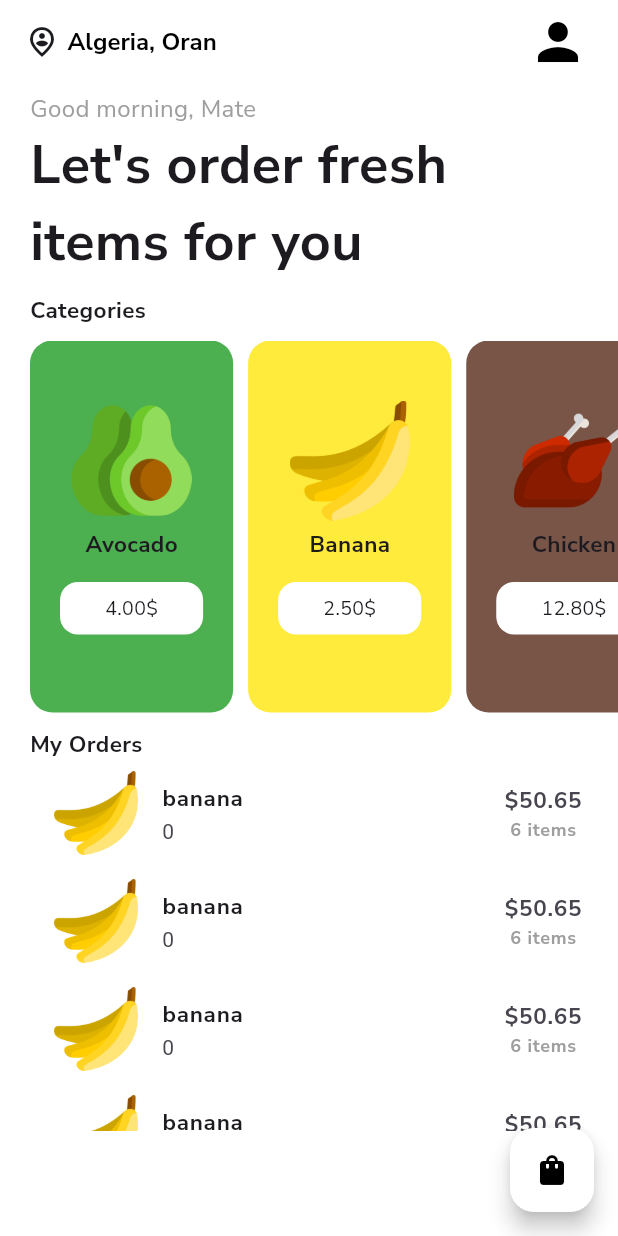
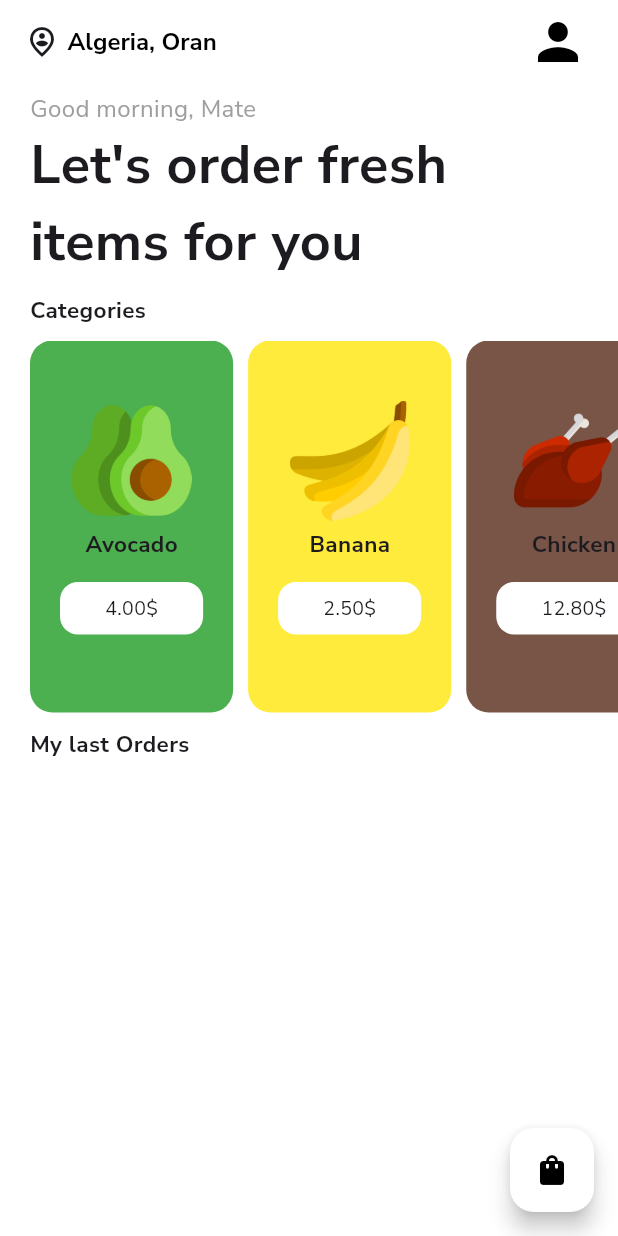
Before and after one commit to dine-issam/Grocery-Shop-App, a Flutter app: the screen it shows after launch, after a tap on "Get Started", on a phone screen of 412 x 824 dp. Run offline on Flutter 3.47's test engine with Material 3 defaults, Android fonts, the phone set to English and light mode, and no system bars; our stand-ins replace google_fonts.

Commit message:
Complete project

```diff
--- a/lib/model/cart_model.dart
+++ b/lib/model/cart_model.dart
@@ -10,8 +10,8 @@ class CartModel extends ChangeNotifier {
     ["Water", "1.00", "assets/images/water.png", Colors.blue],
   ];
 
-  List<Map<String, dynamic>> _cartItems = [];
-  List<Map<String, dynamic>> _historyCartItems = [];
+  final List<Map<String, dynamic>> _cartItems = [];
+  final List<Map<String, dynamic>> _historyCartItems = [];
 
   get shopItems => _shopItems;
   get cartItems => _cartItems;
@@ -54,6 +54,9 @@ class CartModel extends ChangeNotifier {
 
   // Method to move cartItems to history and clear cart
   void completePurchase() {
+    if(_historyCartItems.isNotEmpty){
+      _historyCartItems.clear();
+    }
     // Move all current cart items to history
     _historyCartItems.addAll(List.from(_cartItems));
     // Clear the cart
--- a/lib/pages/cart_page.dart
+++ b/lib/pages/cart_page.dart
@@ -1,5 +1,4 @@
 import 'package:flutter/material.dart';
-import 'package:flutter/widgets.dart';
 import 'package:google_fonts/google_fonts.dart';
 import 'package:grocery_shop_app_mitchkoko/model/cart_model.dart';
 import 'package:grocery_shop_app_mitchkoko/pages/home_page.dart';
@@ -23,7 +22,7 @@ class CartPage extends StatelessWidget {
                 GestureDetector(
                   onTap: () {
                     Navigator.push(context,
-                        MaterialPageRoute(builder: (context) => HomePage()));
+                        MaterialPageRoute(builder: (context) => const HomePage()));
                   },
                   child: Container(
                     padding: const EdgeInsets.all(20),
--- a/lib/pages/home_page.dart
+++ b/lib/pages/home_page.dart
@@ -8,10 +8,17 @@ import 'package:grocery_shop_app_mitchkoko/utils/my_cart_ui.dart';
 import 'package:grocery_shop_app_mitchkoko/utils/my_list_tile.dart';
 import 'package:provider/provider.dart';
 
-class HomePage extends StatelessWidget {
-  HomePage({super.key});
+class HomePage extends StatefulWidget {
+  const HomePage({super.key});
+
+  @override
+  State<HomePage> createState() => _HomePageState();
+}
+
+class _HomePageState extends State<HomePage> {
   // Create an instance of CartModel
   CartModel cartModel = CartModel();
+
   @override
   Widget build(BuildContext context) {
     return Scaffold(
@@ -22,7 +29,7 @@ class HomePage extends StatelessWidget {
             context,
             MaterialPageRoute(
               builder: (context) {
-                return CartPage();
+                return const CartPage();
               },
             ),
           ),
@@ -119,39 +126,50 @@ class HomePage extends StatelessWidget {
                 height: 10,
               ),
               Text(
-                "My Orders",
+                "My last Orders",
                 style: GoogleFonts.nunitoSans(
                     fontSize: 15, fontWeight: FontWeight.bold),
               ),
-              Expanded(
+           Selector<CartModel, List>(
+            selector: (context, cartModel) => cartModel.historyCartItems,
+            builder: (context, cartItems, child) {
+              return Expanded(
                 child: ListView.builder(
-                itemCount: 20,
+                  itemCount: cartItems.length,
                   scrollDirection: Axis.vertical,
                   itemBuilder: (context, index) {
                     return MyListTile(
-                    itemImage: "assets/images/banana.png",
-                    itemName: 'banana',
-                    subtitle: Text('0'),
-                    trailing: Column(
-                      mainAxisAlignment: MainAxisAlignment.center,
-                      children: [
-                        Text(
-                          "\$50.65",
+                      itemImage: cartItems[index]['item'][2],
+                      itemName: cartItems[index]['item'][0],
+                      subtitle: Text('22 dec, 2024',style: GoogleFonts.nunitoSans(
+                                color: Colors.grey,
+                                fontSize: 13,
+                                fontWeight: FontWeight.bold),),
+                      trailing: RichText(
+                        text: TextSpan(
+                            text:
+                                '\$${(double.parse(cartItems[index]['item'][1]) * cartItems[index]['quantity']).toStringAsFixed(2)}\n',
                             style: GoogleFonts.nunitoSans(
-                              fontSize: 15, fontWeight: FontWeight.bold),
-                        ),
-                        Text(
-                          "6 items",
+                                color: Colors.black,
+                                fontSize: 16,
+                                fontWeight: FontWeight.w800),
+                            children: <TextSpan>[
+                              TextSpan(
+                                text:
+                                    '${cartItems[index]['quantity']} items',
                                 style: GoogleFonts.nunitoSans(
                                     color: Colors.grey,
                                     fontSize: 12,
                                     fontWeight: FontWeight.bold),
-                        ),
-                      ],
+                              )
+                            ]),
                       ),
                     );
                   },
-              )),
+                ),
+              );
+            },
+          ),
               const SizedBox(
                 height: 70,
               )
--- a/lib/pages/intro_page.dart
+++ b/lib/pages/intro_page.dart
@@ -45,7 +45,7 @@ class IntroPage extends StatelessWidget {
             GestureDetector(
               onTap: () {
                 Navigator.push(context,
-                    MaterialPageRoute(builder: (context) =>  HomePage()));
+                    MaterialPageRoute(builder: (context) =>  const HomePage()));
               },
               child: Container(
                 padding:
```
Lines whose indentation alone changed are shown as unchanged.
